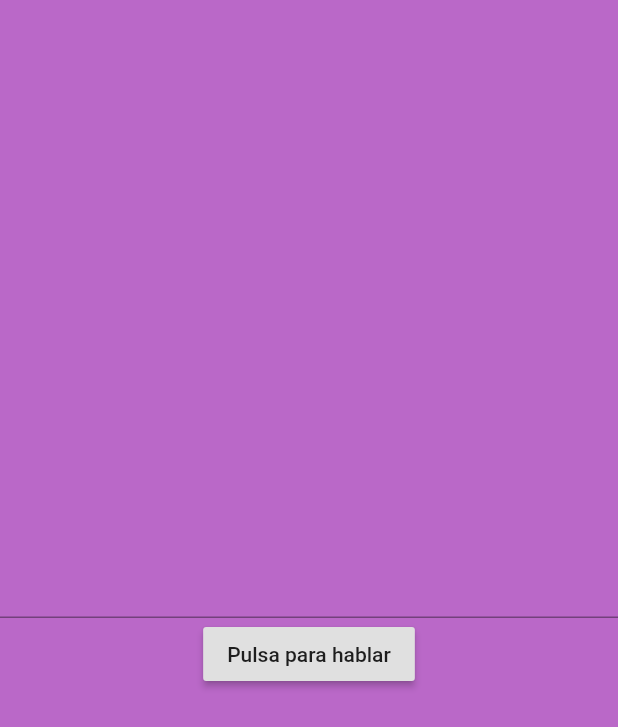
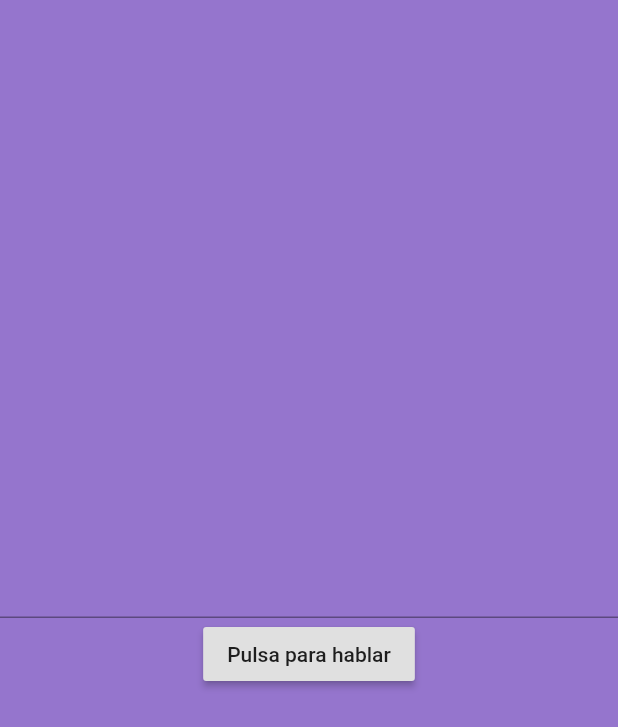
Before and after one commit to sercho80/tts_dart, a Flutter app: the screen it shows after launch, on a phone screen of 412 x 824 dp. Shown: the top 727 px of the screen. Run offline on Flutter 3.47's test engine with Material 2 defaults, Android fonts, the phone set to English and light mode, and no system bars; our stand-ins replace flutter_tts.

Commit message:
Cambio de backgroundcolor

```diff
--- a/lib/main.dart
+++ b/lib/main.dart
@@ -10,7 +10,7 @@ class TheApp extends StatelessWidget {
     return MaterialApp(
       home: Scaffold(
         body: MyApp(),
-        backgroundColor: Colors.purple[300],
+        backgroundColor: Colors.deepPurple[300],
       ),
       debugShowCheckedModeBanner: false,
     );
```
